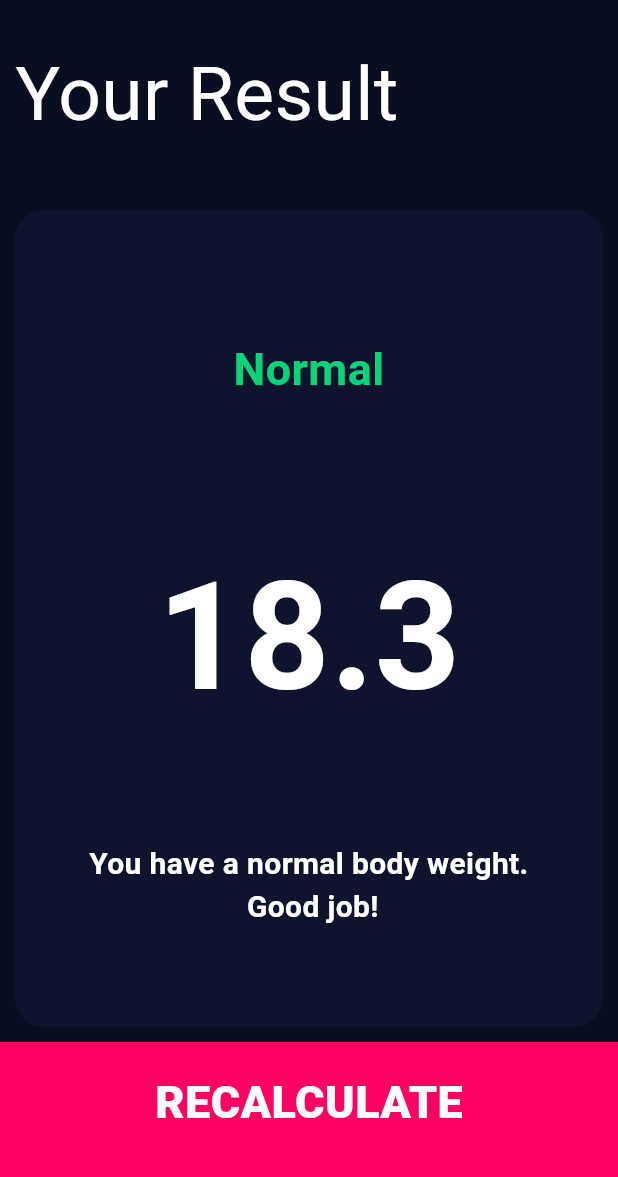
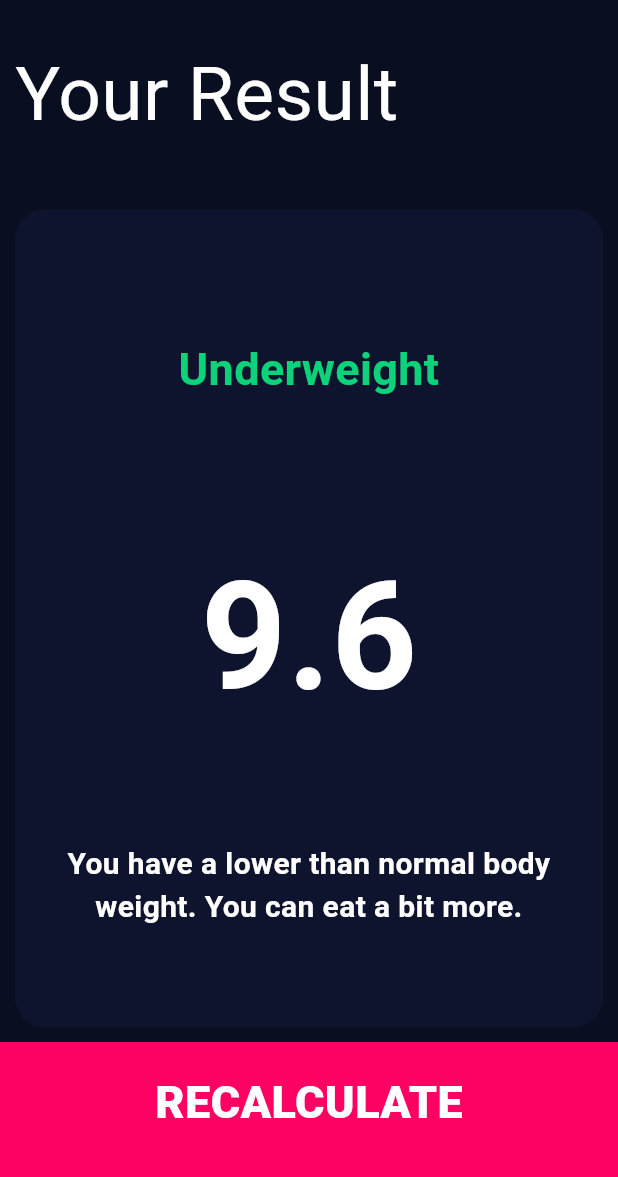
Before and after one commit to hemel2002/Bmi-Calculator, a Flutter app: the screen it shows after launch, after a tap on "CALCULATE", on a phone screen of 412 x 824 dp, the part 59-1236 px from its top. Run offline on Flutter 3.47's test engine with Material 3 defaults, Android fonts, the phone set to English and light mode, and no system bars; our stand-ins replace font_awesome_flutter.

Commit message:
add functionality

```diff
--- /dev/null
+++ b/lib/Calculation.dart
@@ -0,0 +1,31 @@
+import 'dart:math';
+
+class Calculation {
+  final int height;
+  final int weight;
+
+  Calculation({required this.height, required this.weight});
+  double bmi() {
+    return double.parse((weight / (pow((height / 100), 2))).toStringAsFixed(1));
+  }
+
+  String result() {
+    if (bmi() >= 25) {
+      return 'Overweight';
+    } else if (bmi() > 18.5) {
+      return 'Normal';
+    } else {
+      return 'Underweight';
+    }
+  }
+
+  String interpretation() {
+    if (bmi() >= 25) {
+      return 'You have a higher than normal body weight. Try to exercise more.';
+    } else if (bmi() > 18.5) {
+      return 'You have a normal body weight. Good job!';
+    } else {
+      return 'You have a lower than normal body weight. You can eat a bit more.';
+    }
+  }
+}
--- a/lib/inputBmi.dart
+++ b/lib/inputBmi.dart
@@ -1,3 +1,5 @@
+// ignore: file_names
+import 'Calculation.dart';
 import 'package:flutter/material.dart';
 import 'package:font_awesome_flutter/font_awesome_flutter.dart';
 import 'icon.dart';
@@ -82,13 +84,16 @@ class _BmiState extends State<Bmi> {
                   mainAxisAlignment: MainAxisAlignment.center,
                   crossAxisAlignment: CrossAxisAlignment.stretch,
                   children: [
-                    const Center(
+                    const Expanded(
+                      child: Center(
                         child: Text(
                           'Height',
                           style: kstringStyle,
                         ),
                       ),
-                    Row(
+                    ),
+                    Expanded(
+                      child: Row(
                         crossAxisAlignment: CrossAxisAlignment.baseline,
                         mainAxisAlignment: MainAxisAlignment.center,
                         textBaseline: TextBaseline.alphabetic,
@@ -102,6 +107,7 @@ class _BmiState extends State<Bmi> {
                             style: kstringStyle,
                           ),
                         ],
+                      ),
                     ),
                     SliderTheme(
                       data: SliderTheme.of(context).copyWith(
@@ -223,7 +229,14 @@ class _BmiState extends State<Bmi> {
             ButtomButton(
               Data: 'CALCULATE',
               onPressed: () {
-                Navigator.pushNamed(context, '/result');
+                Calculation calc =
+                    Calculation(height: _startValue, weight: _startWeight);
+
+                Navigator.pushNamed(context, '/result', arguments: {
+                  'bmi': calc.bmi(),
+                  'result': calc.result(),
+                  'interpretation': calc.interpretation(),
+                });
               },
             ),
           ],
--- a/lib/result.dart
+++ b/lib/result.dart
@@ -8,6 +8,11 @@ class Result extends StatelessWidget {
 
   @override
   Widget build(BuildContext context) {
+    final Map<String, dynamic> arg =
+        ModalRoute.of(context)!.settings.arguments as Map<String, dynamic>;
+    final bmi = arg['bmi'];
+    final result = arg['result'];
+    final interpretation = arg['interpretation'];
     return Scaffold(
       appBar: AppBar(
         title: const Text(
@@ -26,7 +31,7 @@ class Result extends StatelessWidget {
               ),
             ),
           ),
-          const Expanded(
+          Expanded(
             flex: 5,
             child: NewWidget(
               widget: Center(
@@ -34,10 +39,10 @@ class Result extends StatelessWidget {
                   mainAxisAlignment: MainAxisAlignment.spaceEvenly,
                   children: [
                     Padding(
-                      padding: EdgeInsets.all(20.0),
+                      padding: const EdgeInsets.all(20.0),
                       child: Text(
-                        'Normal',
-                        style: TextStyle(
+                        result,
+                        style: const TextStyle(
                           fontSize: 30,
                           fontWeight: FontWeight.bold,
                           color: Color.fromARGB(255, 12, 211, 121),
@@ -46,14 +51,14 @@ class Result extends StatelessWidget {
                       ),
                     ),
                     Text(
-                      '18.3',
-                      style: TextStyle(
+                      bmi.toString(),
+                      style: const TextStyle(
                         fontSize: 100,
                         fontWeight: FontWeight.bold,
                       ),
                     ),
                     Text(
-                      'You have a normal body weight.\n Good job!',
+                      interpretation,
                       style: kstringStyle,
                       textAlign: TextAlign.center,
                     ),
```
Lines whose indentation alone changed are shown as unchanged.
